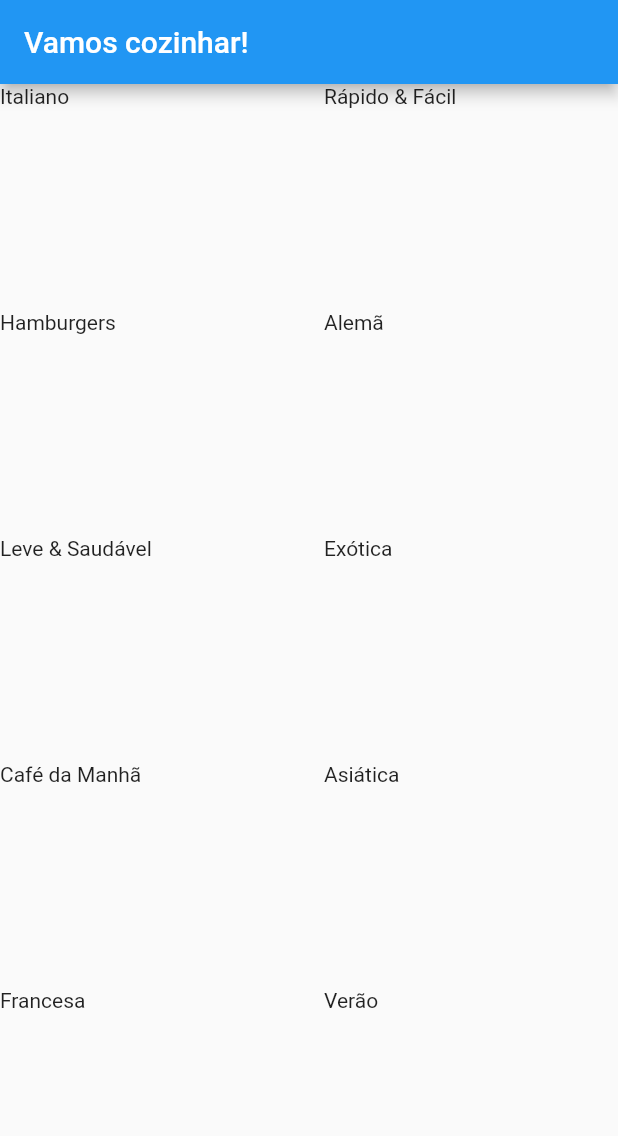
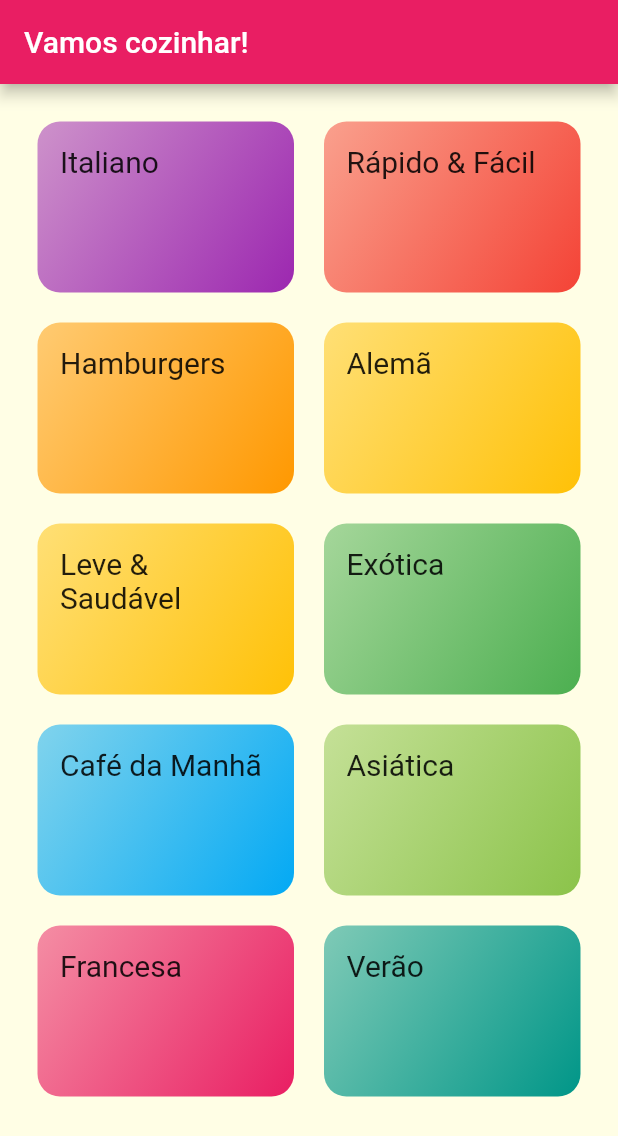
Before and after one commit to Vitu26/refeicoes, a Flutter app: the screen it shows after launch, on a phone screen of 412 x 824 dp. Shown: the top 1136 px of the screen. Run offline on Flutter 3.47's test engine with Material 2 defaults, Android fonts, the phone set to English and light mode, and no system bars; Roboto replaces fonts that are missing (RobotoCondesed).

```diff
--- a/lib/components/category_item.dart
+++ b/lib/components/category_item.dart
@@ -1,20 +1,59 @@
 import 'package:flutter/material.dart';
 import 'package:refeicoes/models/category.dart';
+import 'package:refeicoes/screens/category_meals_screem.dart';
+import 'package:refeicoes/utils/app_routes.dart';
 
 
 class CategoryItem extends StatelessWidget {
 
   //recebendo uma categoria como parametro
   final Category category;
-
   //construtor que recebe uma categoria
   const CategoryItem({super.key, required this.category});
+
+  //metodo para rotas
+  void _selectCategory(BuildContext context){
+    //usando rotas dinamicas
+    // Navigator.push(context,
+    //   MaterialPageRoute(builder: (context) => CategoysMealsScrem()));
+    // Navigator.of(context).push(MaterialPageRoute(builder: (_){
+    //   return CategorysMealsScrem(category: category);
+    // },));
+
+    //usando rotas nomeadas
+    //chamada para rota nomeada
+    Navigator.of(context).pushNamed(AppRoutes.CATEGORIES_MEALS, arguments: category);
+  }
 
 
   @override
   Widget build(BuildContext context) {
-    return Container(
-      child: Text(category.title),
+    return InkWell(
+      onTap: () => _selectCategory(context),
+      // (){
+      //   Navigator.push(context,
+      //     MaterialPageRoute(
+      //       builder: (context) => CategoysMealsScrem()
+      //     )
+      //   );
+      // },
+      splashColor: Theme.of(context).primaryColor,
+      borderRadius: BorderRadius.circular(15),
+      child: Container(
+        padding: EdgeInsets.all(15),
+        decoration: BoxDecoration(
+          borderRadius: BorderRadius.circular(15),
+          gradient: LinearGradient(
+            colors: [
+              category.color.withOpacity(0.5),
+              category.color,
+            ],
+            begin: Alignment.topLeft,
+            end: Alignment.bottomRight
+          )
+        ),
+        child: Text(category.title, style: Theme.of(context).textTheme.titleMedium,),
+      ),
     );
   }
 }
--- a/lib/main.dart
+++ b/lib/main.dart
@@ -1,5 +1,7 @@
 import 'package:flutter/material.dart';
 import 'screens/category_screem.dart';
+import 'screens/category_meals_screem.dart';
+import 'utils/app_routes.dart';
 
 void main() => runApp(MyApp());
 
@@ -11,9 +13,24 @@ class MyApp extends StatelessWidget {
     return MaterialApp(
       title: 'Vamos cozinhar!',
       theme: ThemeData(
-        primarySwatch: Colors.blue,
+        primarySwatch: Colors.pink,
+        hintColor: Colors.amber,
+        fontFamily: 'Raleway',
+        canvasColor: Color.fromRGBO(255, 254, 229, 1),
+        textTheme: ThemeData.light().textTheme.copyWith(
+          titleMedium: const TextStyle(
+            fontSize: 20,
+            fontFamily: 'RobotoCondesed',
+          )
+        )
+
       ),
-      home: CategoryScreem(),
+      // home: CategoryScreem(),
+      //rotas nomeadas
+      routes: {
+        AppRoutes.HOME: (ctx) => CategoryScreem(),
+        AppRoutes.CATEGORIES_MEALS:(ctx) => CategorysMealsScrem(),
+      },
     );
   }
 }
--- /dev/null
+++ b/lib/screens/category_meals_screem.dart
@@ -0,0 +1,23 @@
+import 'package:flutter/material.dart';
+import '../models/category.dart';
+
+class CategorysMealsScrem extends StatelessWidget {
+
+  //para passar dados via construtor
+  // final Category category;
+
+  // const CategorysMealsScrem({required this.category, super.key});
+
+  @override
+  Widget build(BuildContext context) {
+    final category = ModalRoute.of(context)?.settings.arguments as Category;
+    return Scaffold(
+      appBar: AppBar(
+        title: Text(category.title),
+      ),
+      body: Center(
+        child: Text('Receitas por categorias ${category.id}'),
+      ),
+    );
+  }
+}
--- a/lib/screens/category_screem.dart
+++ b/lib/screens/category_screem.dart
@@ -12,8 +12,9 @@ class CategoryScreem extends StatelessWidget {
         title: Text('Vamos cozinhar!'),
       ),
       body: GridView(
+        padding: const EdgeInsets.all(25),
         //uma area que tem scroll
-        gridDelegate: SliverGridDelegateWithMaxCrossAxisExtent(
+        gridDelegate: const SliverGridDelegateWithMaxCrossAxisExtent(
           maxCrossAxisExtent: 200,
           childAspectRatio: 3/2,//proporção de cada elemento no gridview
           crossAxisSpacing: 20,//espaçamento no eixo cruzado
--- /dev/null
+++ b/lib/utils/app_routes.dart
@@ -0,0 +1,4 @@
+class AppRoutes {
+  static const HOME = '/';
+  static const CATEGORIES_MEALS = '/categories-meals';
+}
```
Also changed, not shown: pubspec.yaml (+17 -6 lines), assets/fonts/Raleway-Black.ttf (added), assets/fonts/Raleway-Bold.ttf (added), assets/fonts/Raleway-Regular.ttf (added), assets/fonts/RobotoCondensed-Bold.ttf (added), assets/fonts/RobotoCondensed-Italic.ttf (added), assets/fonts/RobotoCondensed-Light.ttf (added), assets/fonts/RobotoCondensed-Regular.ttf (added), 1 other file.
